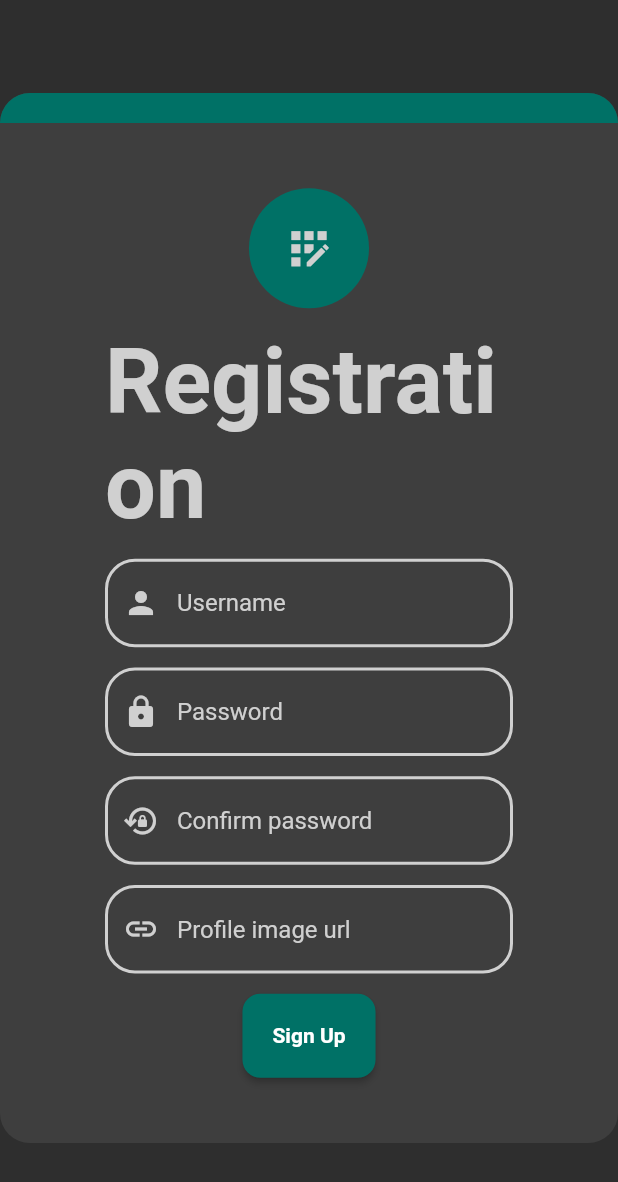
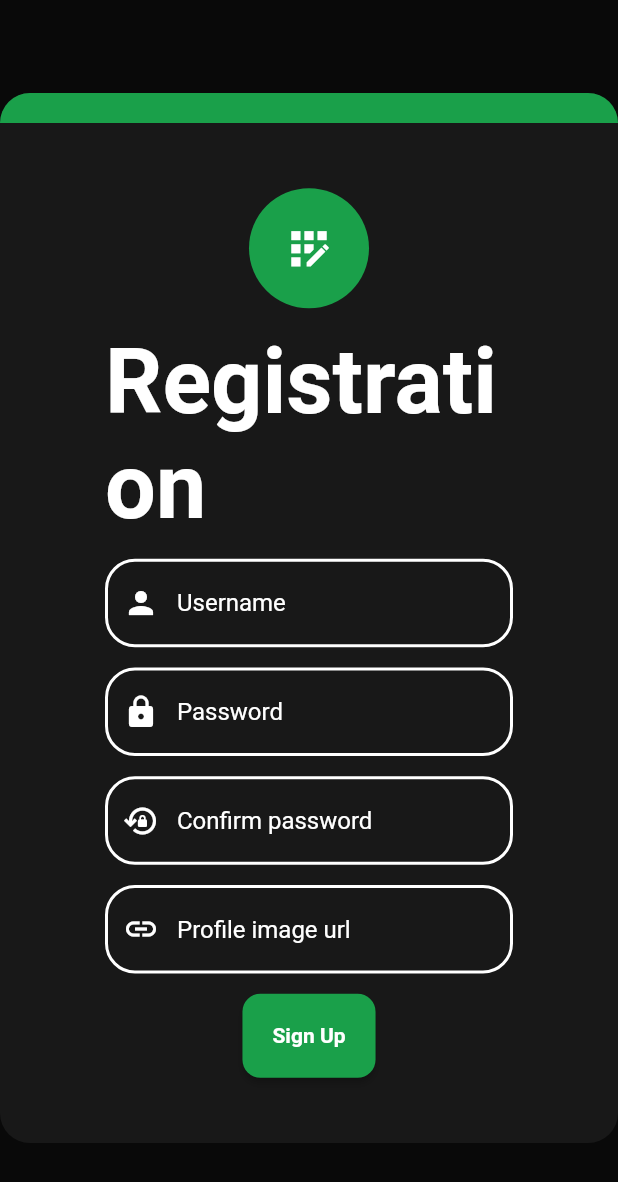
Before and after one commit to ahmednoaman-git/CSE354-Distributed-Computing-Project, a Flutter app: the screen it shows after launch, after a tap on "Sign Up", on a phone screen of 412 x 824 dp. Shown: the top 1182 px of the screen. Run offline on Flutter 3.47's test engine with Material 2 defaults, Android fonts, the light colour scheme and no system bars; our stand-ins replace font_awesome_flutter, go_router, socket_io_client; missing offline and left inert: flutter_unity_widget; network calls fail.

Commit message:
Log in and registration forms
login/registration

```diff
--- a/lib/classes/colors.dart
+++ b/lib/classes/colors.dart
@@ -1,13 +1,21 @@
 import 'package:flutter/material.dart';
 
 class AppColors {
-  static const Color appBackground = Color(0xFF2E2E2E);
-  static const Color containerBackgroundDarker = Color(0xFF383838);
-  static const Color containerBackground = Color(0xFF3E3E3E);
-  static const Color containerBackgroundLighter = Color(0xFF515151);
-  static const Color highlight = Color(0xFFD0D0D0);
-  static const Color accentLighter = Color(0xFF4A9E8F);
-  static const Color accent = Color(0xFF007166);
-  static const Color sessionClosedAccent = Color(0xFF9E4A63);
+  static const Color containerBackgroundDarker = Color(0xFF000000);
+  static const Color appBackground = Color(0xFF090909);
+  static const Color containerBackground = Color(0xFF121212);
+  static const Color containerBackgroundLighter = Color(0xFF181818);
+  static const Color highlightDarkest = Color(0xFF535353);
+  static const Color highlightDarker = Color(0xFFB3B3B3);
+  static const Color highlight = Color(0xFFFFFFFF);
+  static const Color accentLighter = Color(0xFF1ED760);
+  static const Color accent = Color(0xFF1AA04A);
+  static const Color sessionClosedAccent = Color(0xFFA01A39);
   static const Color sessionRunningAccent = Color(0xFF4A7B9E);
+
+  static const Color carColorBlack = Color(0xFF5B5B5B);
+  static const Color carColorBlue = Color(0xFF2F95D0);
+  static const Color carColorGreen = Color(0xFF39C272);
+  static const Color carColorRed = Color(0xFFE86A17);
+  static const Color carColorYellow = Color(0xFFFFCC00);
 }
--- a/lib/components/chatbox/messagebubble.dart
+++ b/lib/components/chatbox/messagebubble.dart
@@ -1,3 +1,4 @@
+import 'package:distributed_computing_project/classes/colors.dart';
 import 'package:distributed_computing_project/classes/message.dart';
 import 'package:flutter/material.dart';
 
@@ -13,8 +14,9 @@ class MessageBubble extends StatelessWidget {
     return Container(
       margin: const EdgeInsets.all(7),
       padding: const EdgeInsets.all(10),
+
       decoration: BoxDecoration(
-        color: message.outgoingMessage ? const Color(0xFF007166) : const Color(0xFF2E2E2E),
+        color: message.outgoingMessage ? AppColors.accent : AppColors.containerBackground,
         borderRadius: BorderRadius.only(
           topLeft: const Radius.circular(20),
           topRight: const Radius.circular(20),
@@ -22,10 +24,11 @@ class MessageBubble extends StatelessWidget {
           bottomRight: (message.outgoingMessage ? const Radius.circular(0) : const Radius.circular(20))
         )
       ),
+
       child: Text(
         message.content,
         style: const TextStyle(
-          color: Color(0xFFD0D0D0)
+          color: AppColors.highlight
         ),
       ),
     );
--- a/lib/components/forms/login_form.dart
+++ b/lib/components/forms/login_form.dart
@@ -5,9 +5,8 @@ import 'package:distributed_computing_project/classes/colors.dart';
 import 'package:distributed_computing_project/classes/player.dart';
 import 'package:distributed_computing_project/components/forms/form_text_field.dart';
 import 'package:distributed_computing_project/config.dart';
-import 'package:distributed_computing_project/pages/registration_page.dart';
-import 'package:distributed_computing_project/pages/sessions_display_page.dart';
 import 'package:flutter/material.dart';
+import 'package:go_router/go_router.dart';
 
 import '../../backend/api/api_client.dart';
 
@@ -28,7 +27,7 @@ class LoginForm extends StatelessWidget {
       width: formWidth,
       height: formHeight,
       decoration: BoxDecoration(
-        color: AppColors.containerBackground,
+        color: AppColors.containerBackgroundLighter,
         borderRadius: BorderRadius.circular(20),
       ),
       child: Column(
@@ -76,9 +75,9 @@ class LoginForm extends StatelessWidget {
                     Player? validatedPlayer = await _validateCredentials(usernameController.text, passwordController.text);
                     if (validatedPlayer != null) {
                       Config.currentPlayer = validatedPlayer;
-                      Navigator.of(context).push(
-                        MaterialPageRoute(builder: (context) => const SessionsDisplayPage())
-                      );
+                      if (context.mounted) {
+                        context.go('/sessions');
+                      }
                     } else {
                       //TODO:UI FOR INVALID
                       print('invalid credentials');
@@ -107,9 +106,7 @@ class LoginForm extends StatelessWidget {
                     ),
                     TextButton(
                       onPressed: () {
-                        Navigator.of(context).push(
-                          MaterialPageRoute(builder: (context) => const RegistrationPage())
-                        );
+                        context.go('/register');
                       },
                       child: const Text(
                       'Sign Up',
--- a/lib/components/forms/registration_form.dart
+++ b/lib/components/forms/registration_form.dart
@@ -24,7 +24,7 @@ class RegistrationForm extends StatelessWidget {
       width: formWidth.toDouble(),
       height: formHeight.toDouble(),
       decoration: BoxDecoration(
-        color: AppColors.containerBackground,
+        color: AppColors.containerBackgroundLighter,
         borderRadius: BorderRadius.circular(20),
       ),
       child: Column(
--- a/lib/main.dart
+++ b/lib/main.dart
@@ -1,6 +1,59 @@
+import 'package:distributed_computing_project/pages/home_page.dart';
 import 'package:distributed_computing_project/pages/login_page.dart';
+import 'package:distributed_computing_project/pages/registration_page.dart';
+import 'package:distributed_computing_project/pages/session_creation_page.dart';
+import 'package:distributed_computing_project/pages/session_room_page.dart';
+import 'package:distributed_computing_project/pages/sessions_display_page.dart';
 import 'package:flutter/material.dart';
+import 'package:go_router/go_router.dart';
 
 void main() {
-  runApp(const LogInPage());
+  runApp(AppRoot());
 }
+
+class AppRoot extends StatelessWidget {
+  final GoRouter _router = GoRouter(
+    routes: [
+      GoRoute(
+        path: '/',
+        builder: (context, state) => const LogInPage()
+      ),
+
+      GoRoute(
+        path: '/sessions',
+        builder: (context, state) => const SessionsDisplayPage(),
+        routes: [
+          GoRoute(
+            path: ':session',
+            builder: (context, state) => SessionRoomPage(urlSessionID: state.pathParameters['session'] ?? '0')
+          )
+        ]
+      ),
+
+      GoRoute(
+        path: '/register',
+        builder: (context, state) => const RegistrationPage()
+      ),
+
+      GoRoute(
+        path: '/create-session',
+        builder: (context, state) => const SessionCreationPage()
+      ),
+
+      GoRoute(
+        path: '/game',
+        builder: (context, state) => const HomePage()
+      )
+    ]
+  );
+
+  AppRoot({Key? key}) : super(key: key);
+
+  @override
+  Widget build(BuildContext context) {
+    return MaterialApp.router(
+      title: 'Distributed Computing',
+      routerConfig: _router,
+    );
+  }
+}
--- a/lib/pages/home_page.dart
+++ b/lib/pages/home_page.dart
@@ -1,5 +1,7 @@
 import 'package:distributed_computing_project/components/game/game_view.dart';
 import 'package:flutter/material.dart';
+
+import '../config.dart';
 
 class HomePage extends StatelessWidget {
   const HomePage({Key? key}) : super(key: key);
@@ -13,7 +15,7 @@ class HomePage extends StatelessWidget {
         appBar: AppBar(
           leading: const Icon(Icons.menu),
         ),
-        body: const Center(child: GameView()),
+        body: Center(child: GameView(gameSettings: Config.gameSettings)),
       ),
     );
   }
--- a/lib/pages/registration_page.dart
+++ b/lib/pages/registration_page.dart
@@ -1,8 +1,6 @@
 import 'package:distributed_computing_project/classes/colors.dart';
-import 'package:distributed_computing_project/classes/player.dart';
 import 'package:distributed_computing_project/components/forms/registration_form.dart';
 import 'package:flutter/material.dart';
-import 'package:uuid/uuid.dart';
 
 class RegistrationPage extends StatelessWidget {
   const RegistrationPage({Key? key}) : super(key: key);
@@ -19,9 +17,4 @@ class RegistrationPage extends StatelessWidget {
       ),
     );
   }
-
-  Player _createPlayer(String userName, String password, String imageUrl) {
-    String ID = const Uuid().v4();
-    return Player(playerID: ID, userName: userName, password: password, imageUrl: imageUrl);
-  }
 }
```
